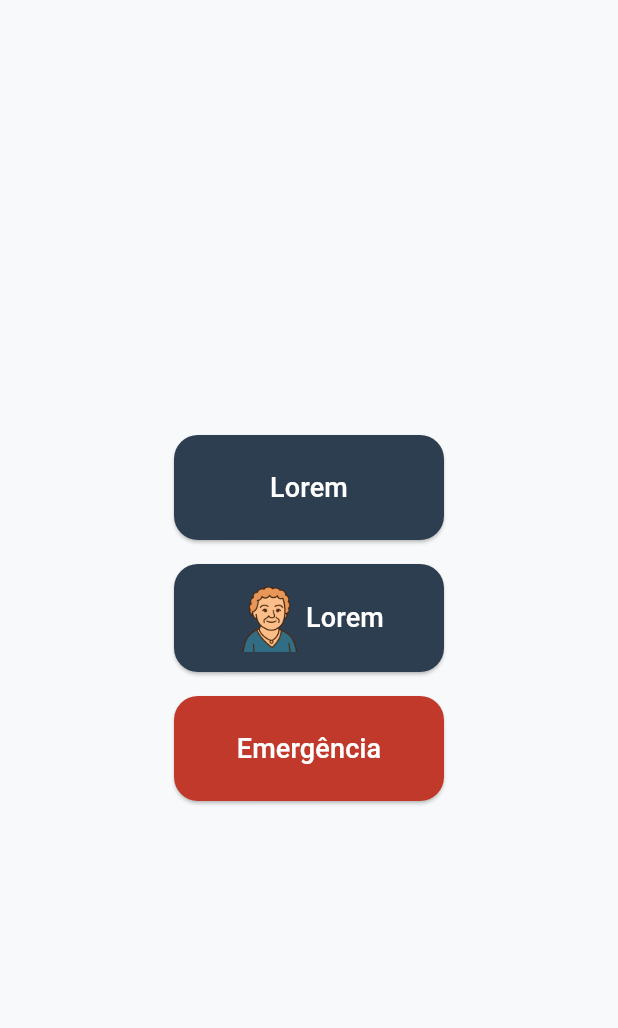
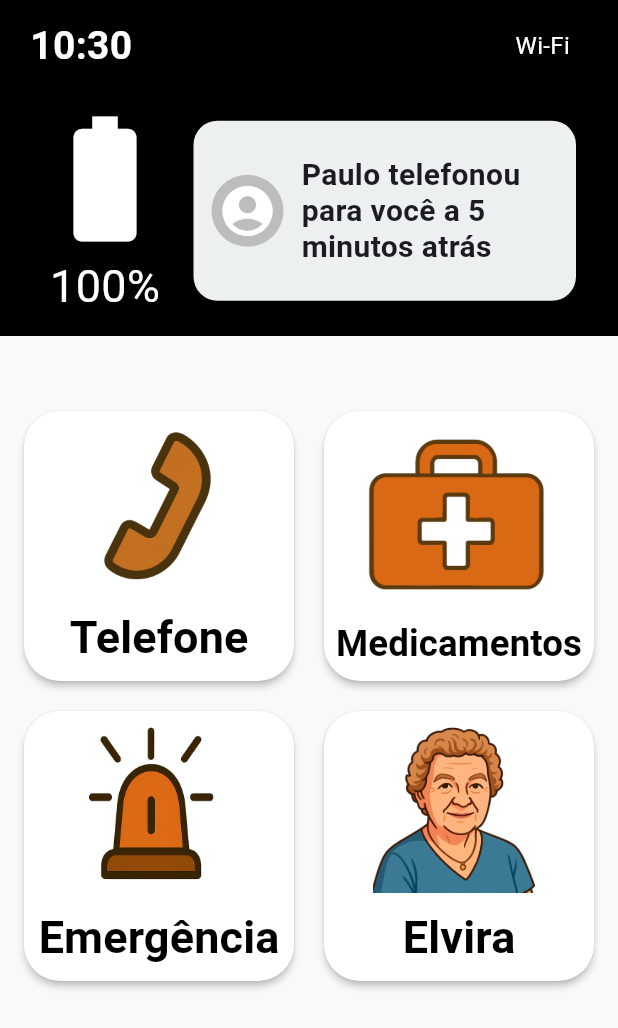
Before and after one commit to Pews-Cavern/Elvira, a Flutter app: the screen it shows after launch, after a tap on "Emergência", on a phone screen of 412 x 824 dp. Shown: the top 1028 px of the screen. Run offline on Flutter 3.47's test engine with Material 3 defaults, Android fonts, the phone set to English and light mode, and no system bars; our stand-ins replace battery_plus, connectivity_plus.

Commit message:
Add Elvira icons and images, implement NotificationBar and TopStatusBar widgets
- Created ElviraIcon enum and ElviraIconPath extension for icon asset management.
- Created ElviraImage enum and ElviraImagePath extension for image asset management.
- Implemented NotificationBar widget to display notifications with user avatar and message.
- Developed TopStatusBar widget to show current time, battery level, and connectivity status, including periodic updates.

```diff
--- a/elvira/lib/src/ui/screens/main_screen.dart
+++ b/elvira/lib/src/ui/screens/main_screen.dart
@@ -1,4 +1,6 @@
-import 'package:elvira/src/ui/widgets/icons/elvira_icon.dart';
+import 'package:elvira/src/ui/theme/images/elvira_icon.dart';
+import 'package:elvira/src/ui/theme/images/elvira_images.dart';
+import 'package:elvira/src/ui/widgets/bars/top_status_bar.dart';
 import 'package:flutter/material.dart';
 import 'package:elvira/src/ui/widgets/buttons/pew_buttons.dart';
 
@@ -9,27 +11,43 @@ class MainScreen extends StatelessWidget {
   Widget build(BuildContext context) {
     return Scaffold(
       backgroundColor: elviraColorMap[ElviraColor.background],
+      appBar: TopStatusBar(),
       body: SafeArea(
-        child: Center(
-          child: Column(
-            mainAxisAlignment: MainAxisAlignment.center,
-            crossAxisAlignment: CrossAxisAlignment.center,
-
+        child: Padding(
+          padding: const EdgeInsets.fromLTRB(16, 50, 16, 50),
+          child: GridView.count(
+            crossAxisCount: 2,
+            crossAxisSpacing: 20,
+            mainAxisSpacing: 20,
             children: [
-              ElviraButton(
-                label: "Lorem",
-                color: ElviraColor.primary,
-                onPressed: () {},
+              HomeFeatureButton(
+                onPressed: () => print('clicou '),
+                icon: Image.asset(ElviraIcon.phone.path),
+                label: 'Telefone',
+                backgroundColor: Colors.white,
+                textColor: Colors.black,
               ),
-              const SizedBox(height: 16),
-              ElviraIconButton(
-                icon: Image.asset(ElviraIcon.elvira.path),
-                label: "Lorem",
-                onPressed: () {},
+              HomeFeatureButton(
+                onPressed: () => print('clicou '),
+                icon: Image.asset(ElviraIcon.medicine.path),
+                label: 'Medicamentos',
+                backgroundColor: Colors.white,
+                textColor: Colors.black,
               ),
-              const SizedBox(height: 16),
-
-              ElviraEmergencyButton(onPressed: () => {}),
+              HomeFeatureButton(
+                onPressed: () => print('clicou '),
+                icon: Image.asset(ElviraIcon.emergency.path),
+                label: 'Emergência',
+                backgroundColor: Colors.white,
+                textColor: Colors.black,
+              ),
+              HomeFeatureButton(
+                onPressed: () => print('clicou '),
+                icon: Image.asset(ElviraImage.elviraPortrait.path),
+                label: 'Elvira',
+                backgroundColor: Colors.white,
+                textColor: Colors.black,
+              ),
             ],
           ),
         ),
@@ -37,3 +55,60 @@ class MainScreen extends StatelessWidget {
     );
   }
 }
+
+/*-*/
+
+class HomeFeatureButton extends StatelessWidget {
+  final VoidCallback onPressed;
+  final Widget icon;
+  final String label;
+  final Color backgroundColor;
+  final Color textColor;
+
+  const HomeFeatureButton({
+    super.key,
+    required this.onPressed,
+    required this.icon,
+    required this.label,
+    this.backgroundColor = Colors.white,
+    this.textColor = Colors.black,
+  });
+
+  @override
+  Widget build(BuildContext context) {
+    return SizedBox(
+      width: 120,
+      height: 120,
+      child: ElevatedButton(
+        onPressed: onPressed,
+        style: ElevatedButton.styleFrom(
+          backgroundColor: backgroundColor,
+          shape: RoundedRectangleBorder(
+            borderRadius: BorderRadius.circular(24),
+          ),
+          padding: const EdgeInsets.all(8),
+          elevation: 2,
+        ),
+        child: Column(
+          mainAxisAlignment: MainAxisAlignment.center,
+          children: [
+            Flexible(child: icon),
+            const SizedBox(height: 8),
+            FittedBox(
+              fit: BoxFit.scaleDown,
+              child: Text(
+                label,
+                textAlign: TextAlign.center,
+                style: TextStyle(
+                  fontSize: 30,
+                  color: textColor,
+                  fontWeight: FontWeight.w600,
+                ),
+              ),
+            ),
+          ],
+        ),
+      ),
+    );
+  }
+}
--- /dev/null
+++ b/elvira/lib/src/ui/theme/images/elvira_icon.dart
@@ -0,0 +1,24 @@
+// elvira_icon.dart
+
+enum ElviraIcon { elviraPaulo, elvira, nelson, cogwheel, medicine, emergency, phone}
+
+extension ElviraIconPath on ElviraIcon {
+  String get path {
+    switch (this) {
+      case ElviraIcon.elviraPaulo:
+        return 'assets/icons/Elvira_Paulo.png';
+      case ElviraIcon.elvira:
+        return 'assets/icons/Elvira.png';
+      case ElviraIcon.nelson:
+        return 'assets/icons/Nelson.png';
+      case ElviraIcon.cogwheel:
+        return 'assets/icons/cogwheel.png';
+      case ElviraIcon.medicine:
+        return 'assets/icons/medicine.png';
+      case ElviraIcon.emergency:
+        return 'assets/icons/emergency.png';
+      case ElviraIcon.phone:
+        return 'assets/icons/phone.png';
+    }
+  }
+}
--- /dev/null
+++ b/elvira/lib/src/ui/theme/images/elvira_images.dart
@@ -0,0 +1,16 @@
+// elvira_image.dart
+enum ElviraImage { elviraPortrait, nelsonStanding, pauloPortrait,  }
+
+extension ElviraImagePath on ElviraImage {
+  String get path {
+    switch (this) {
+      case ElviraImage.elviraPortrait:
+        return 'assets/images/personagens/elvira/Elvira_Portrait.png';
+      case ElviraImage.nelsonStanding:
+        return 'assets/images/personagens/nelson/Nelson_Standing_Tablet.png';
+      case ElviraImage.pauloPortrait:
+        return 'assets/images/personagens/paulo/Paulo_Portrait.png';
+
+    }
+  }
+}
--- /dev/null
+++ b/elvira/lib/src/ui/widgets/bars/notification_bar.dart
@@ -0,0 +1,57 @@
+import 'package:elvira/src/ui/theme/elvira_colors.dart';
+import 'package:flutter/material.dart';
+
+class NotificationBar extends StatefulWidget {
+  const NotificationBar({super.key});
+
+  @override
+  State<NotificationBar> createState() => _NotificationBarState();
+}
+
+class _NotificationBarState extends State<NotificationBar> {
+  @override
+  Widget build(BuildContext context) {
+    return Expanded(
+      child: Container(
+
+        height: 120,
+        padding: const EdgeInsets.symmetric(horizontal: 12, vertical: 10),
+        margin: const EdgeInsets.all(8),
+        decoration: BoxDecoration(
+          color: elviraColorMap[ElviraColor.surface],
+          borderRadius: BorderRadius.circular(16),
+        ),
+        child: Row(
+          mainAxisSize: MainAxisSize.min,
+          crossAxisAlignment: CrossAxisAlignment.center,
+          children: [
+            Container(
+              width: 48,
+              height: 48,
+              decoration: BoxDecoration(
+                color: Colors.grey.shade400,
+                shape: BoxShape.circle,
+              ),
+              child: const Icon(
+                Icons.account_circle,
+                size: 40,
+                color: Colors.white,
+              ),
+            ),
+            const SizedBox(width: 12),
+            Expanded(
+              child: Text(
+                'Paulo telefonou para você a 5 minutos atrás',
+                style: const TextStyle(
+                  fontSize: 20,
+                  fontWeight: FontWeight.bold,
+                  height: 1.2,
+                ),
+              ),
+            ),
+          ],
+        ),
+      ),
+    );
+  }
+}
--- /dev/null
+++ b/elvira/lib/src/ui/widgets/bars/top_status_bar.dart
@@ -0,0 +1,121 @@
+import 'dart:async';
+import 'package:elvira/src/ui/widgets/bars/notification_bar.dart';
+import 'package:flutter/material.dart';
+import 'package:intl/intl.dart';
+import 'package:connectivity_plus/connectivity_plus.dart';
+import 'package:battery_plus/battery_plus.dart';
+
+class TopStatusBar extends StatefulWidget implements PreferredSizeWidget {
+  const TopStatusBar({super.key});
+
+  @override
+  Size get preferredSize => const Size.fromHeight(250.0);
+
+  @override
+  State<TopStatusBar> createState() => _TopStatusBarState();
+}
+
+class _TopStatusBarState extends State<TopStatusBar> {
+  late Timer _timer;
+  String _currentTime = '';
+  int _batteryLevel = 0;
+  String _connectionStatus = '...';
+
+  final Battery _battery = Battery();
+  final Connectivity _connectivity = Connectivity();
+
+  @override
+  void initState() {
+    super.initState();
+    _updateAll();
+    _timer = Timer.periodic(const Duration(seconds: 30), (_) => _updateAll());
+  }
+
+  Future<void> _updateAll() async {
+    final now = DateTime.now();
+    final formattedTime = DateFormat('HH:mm').format(now);
+    final battery = await _battery.batteryLevel;
+    final conn = await _connectivity.checkConnectivity();
+
+    setState(() {
+      _currentTime = formattedTime;
+      _batteryLevel = battery;
+      _connectionStatus = _getConnectionLabel(conn);
+    });
+  }
+
+  String _getConnectionLabel(ConnectivityResult result) {
+    switch (result) {
+      case ConnectivityResult.wifi:
+        return 'Wi-Fi';
+      case ConnectivityResult.mobile:
+        return '4G';
+      case ConnectivityResult.none:
+        return 'Sem sinal';
+      default:
+        return '...';
+    }
+  }
+
+  @override
+  void dispose() {
+    _timer.cancel();
+    super.dispose();
+  }
+
+  @override
+  Widget build(BuildContext context) {
+    return Container(
+      padding: const EdgeInsets.symmetric(horizontal: 20, vertical: 12),
+
+      color: Colors.black,
+      child: Column(
+        mainAxisSize: MainAxisSize.min,
+        children: [
+          Row(
+            mainAxisAlignment: MainAxisAlignment.spaceBetween,
+            children: [
+              Text(
+                _currentTime,
+                style: const TextStyle(
+                  color: Colors.white,
+                  fontSize: 26,
+                  fontWeight: FontWeight.w600,
+                ),
+              ),
+              Row(
+                children: [
+                  Text(
+                    _connectionStatus,
+                    style: const TextStyle(color: Colors.white, fontSize: 16),
+                  ),
+                  const SizedBox(width: 12),
+                ],
+              ),
+            ],
+          ),
+          const SizedBox(height: 20),
+          Row(
+            children: [
+              Column(
+                children: [
+                  const Icon(
+                    Icons.battery_full,
+                    color: Colors.white,
+                    size: 100,
+                  ),
+                  Text(
+                    '$_batteryLevel%',
+                    style: const TextStyle(color: Colors.white, fontSize: 30),
+                  ),
+                ],
+              ),
+              const SizedBox(width: 1),
+              NotificationBar(),
+            ],
+          ),
+        ],
+      ),
+    );
+  }
+}
--- a/elvira/lib/src/ui/widgets/buttons/elvira_icon_button.dart
+++ b/elvira/lib/src/ui/widgets/buttons/elvira_icon_button.dart
@@ -1,6 +1,6 @@
 import 'package:flutter/material.dart';
 import 'package:elvira/src/ui/theme/elvira_colors.dart';
-import 'package:elvira/src/ui/widgets/icons/elvira_icon.dart';
+import 'package:elvira/src/ui/theme/images/elvira_icon.dart';
 
 class ElviraIconButton extends StatelessWidget {
   final Image icon;
--- a/elvira/lib/src/ui/widgets/icons/elvira_icon.dart
+++ /dev/null
@@ -1,20 +0,0 @@
-// elvira_icon.dart
-
-enum ElviraIcon {
-  elviraPaulo,
-  elvira,
-  nelson,
-}
-
-extension ElviraIconPath on ElviraIcon {
-  String get path {
-    switch (this) {
-      case ElviraIcon.elviraPaulo:
-        return 'assets/icons/Elvira_Paulo.png';
-      case ElviraIcon.elvira:
-        return 'assets/icons/Elvira.png';
-      case ElviraIcon.nelson:
-        return 'assets/icons/Nelson.png';
-    }
-  }
-}
--- a/elvira/pubspec.yaml
+++ b/elvira/pubspec.yaml
@@ -42,6 +42,9 @@ dependencies:
   intl: ^0.20.2
   shared_preferences: ^2.2.2
 
+  connectivity_plus: ^5.0.2
+  battery_plus: ^3.0.4
+
 dev_dependencies:
   flutter_test:
     sdk: flutter
@@ -53,6 +56,7 @@ flutter:
 
   assets:
     - assets/images/
+    - assets/images/personagens/elvira/
     - assets/audio/
     - assets/fonts/
     - assets/icons/
```
Also changed, not shown: elvira/assets/icons/cogwheel.png (added), elvira/assets/icons/emergency.png (added), elvira/assets/icons/medicine.png (added), elvira/assets/icons/phone.png (added), elvira/pubspec.lock, 3 other files.
